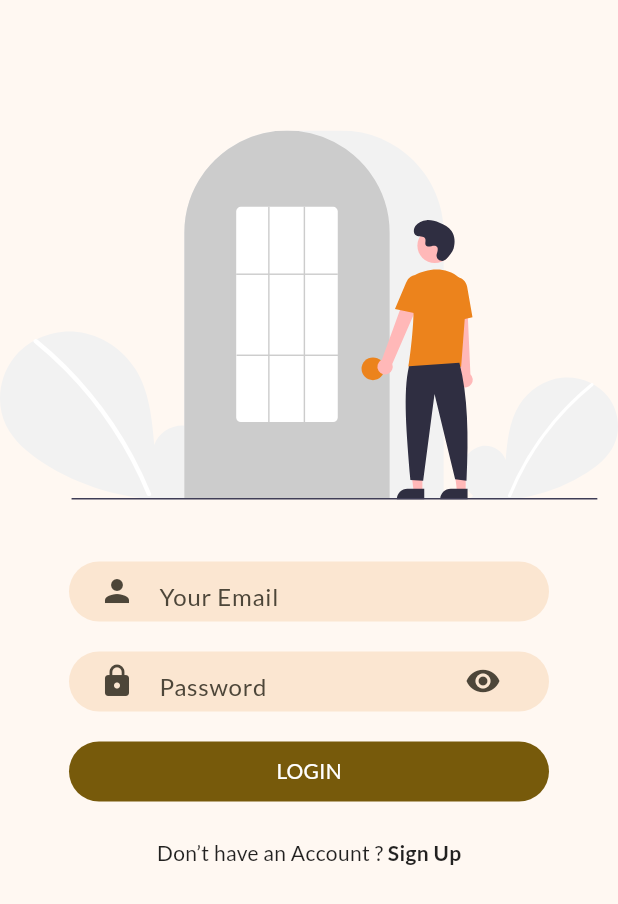
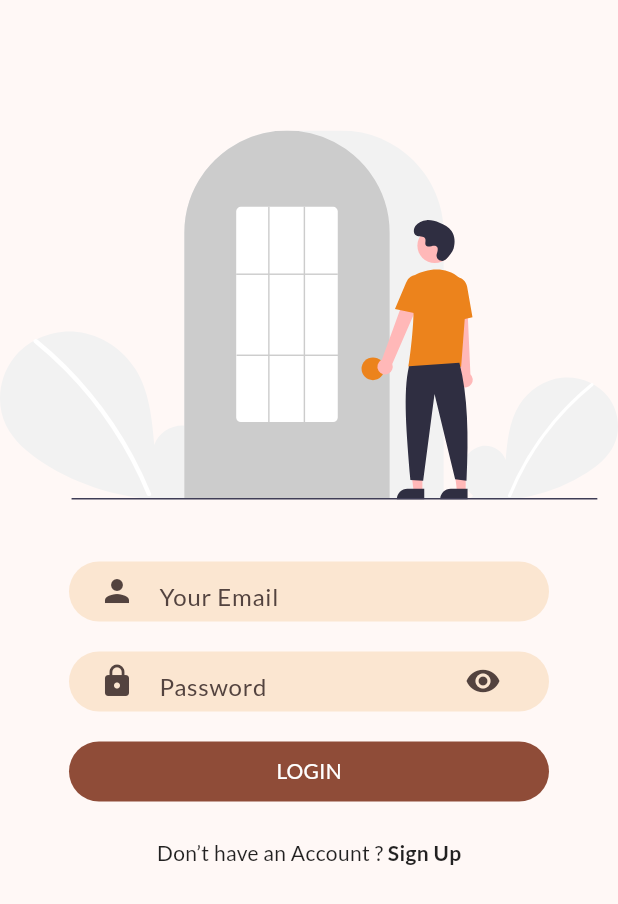
Before and after one commit to tinoper/miflutterapp, a Flutter app: the screen it shows after launch, on a phone screen of 412 x 824 dp. Shown: the top 904 px of the screen. Run offline on Flutter 3.47's test engine with Material 2 defaults, Android fonts, the phone set to English and light mode, and no system bars; our stand-ins replace bloc, equatable, flutter_bloc, flutter_svg, go_router, google_fonts.

Commit message:
Update app_theme.dart

```diff
--- a/lib/config/theme/app_theme.dart
+++ b/lib/config/theme/app_theme.dart
@@ -4,7 +4,7 @@ import 'package:google_fonts/google_fonts.dart';
 class AppTheme {
   ThemeData getTheme() => ThemeData(
         useMaterial3: true,
-        colorSchemeSeed: Colors.amber,
+        colorSchemeSeed: Colors.deepOrange,
         textTheme: GoogleFonts.latoTextTheme(ThemeData().textTheme),
       );
 }
```
